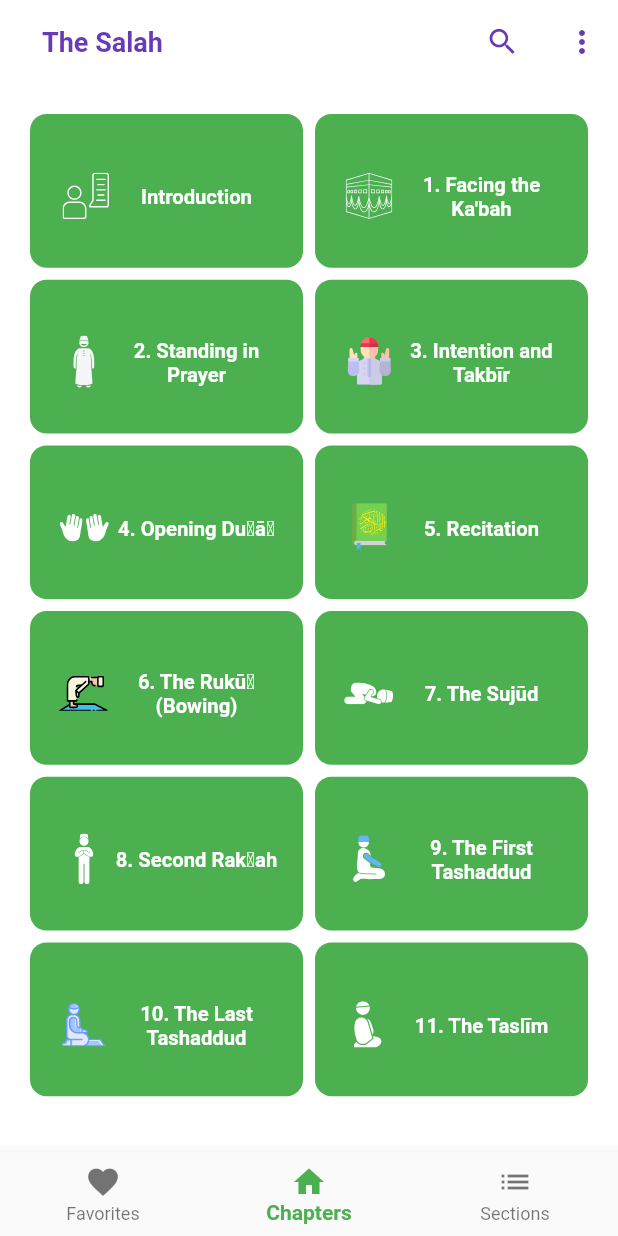
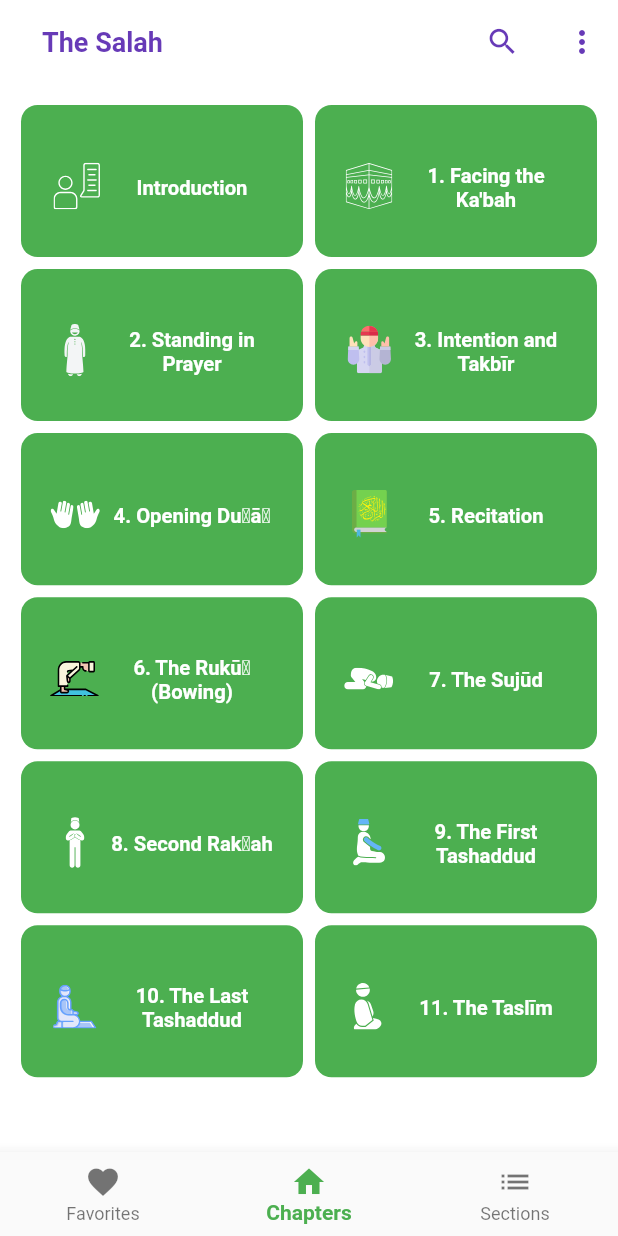
Before and after one commit to sheikhhanif/theprophetprayer, a Flutter app: the screen it shows after launch, on a phone screen of 412 x 824 dp. Run offline on Flutter 3.47's test engine with Material 2 defaults, Android fonts, the phone set to English and light mode, and no system bars; our stand-ins replace flutter_html, flutter_svg, share, shared_preferences; missing offline and left inert: simple_html_css; Roboto replaces fonts that are missing (Muli).

Commit message:
screen size

```diff
--- a/lib/screens/home/home_screen.dart
+++ b/lib/screens/home/home_screen.dart
@@ -2,11 +2,9 @@ import 'package:flutter/material.dart';
 import 'package:flutter_html/shims/dart_ui_real.dart';
 import 'package:theprophetprayer/model/data.dart';
 import 'package:theprophetprayer/screens/duaContent/duacontent_screen.dart';
-
 import 'package:theprophetprayer/widgets/appbarview.dart';
 import 'package:flutter_svg/flutter_svg.dart';
 import 'package:flutter/cupertino.dart';
-
 
 class HomeScreen extends StatefulWidget {
   const HomeScreen({Key? key}) : super(key: key);
@@ -16,7 +14,6 @@ class HomeScreen extends StatefulWidget {
 }
 
 class _HomeScreenState extends State<HomeScreen> {
-
   @override
   Widget build(BuildContext context) {
     return Scaffold(
@@ -24,95 +21,39 @@ class _HomeScreenState extends State<HomeScreen> {
       appBar: BuildAppBar(title: "The Salah",),
     );
   }
-
 }
 
 class HomeBody extends StatelessWidget {
   HomeBody({Key? key}) : super(key: key);
   @override
   Widget build(BuildContext context) {
-    var size = MediaQuery.of(context).size;
-    List<Color>myColor = [Colors.green,Colors.red, Colors.teal, Colors.orange, Colors.lightGreen, Colors.purple
-    ,Colors.indigo,Colors.brown, Colors.pink, Colors.deepOrange, Colors.purple.shade400, Colors.teal.shade400, ];
-
-    return Padding(
-      padding: const EdgeInsets.all(8.0),
-      child: Stack(
-          alignment: Alignment.topCenter,
-
-        children: [
-/*
-          Container(
-            color: Colors.teal,
-            height: size.height * .15,
-                    alignment: Alignment.topCenter,
-            child: SvgPicture.asset("assets/images/bg.svg",
-            alignment: Alignment.center,
-            ),
-          ),
-
-          Padding(
-            padding: const EdgeInsets.only(top: 8.0),
-            child: Container(
-              padding: EdgeInsets.all(5),
-              height: size.height * .12,
-              alignment: Alignment.topCenter,
-              decoration: BoxDecoration(
-                borderRadius: BorderRadius.circular(13),
-                shape: BoxShape.rectangle,
-                color: Color.alphaBlend(Colors.indigo, Colors.white)
-              ),
-              child: Center(
-                child: Text('“Pray as you have seen me praying.”\n(al–Bukhārī)',
-                textAlign: TextAlign.center,
-                  style: TextStyle(
-                  color: Colors.white,
-
-                  fontWeight: FontWeight.bold,
-                  fontSize: 14,
-                ),
-                ),
-              ),
-              ),
-          ),
-
-
-
- */
-          Padding(
-         //   padding: EdgeInsets.only(top: size.height * .14),
-            padding: EdgeInsets.all(8),
+    int count;
+    if (MediaQuery.of(context).orientation == Orientation.landscape){
+      count = 4;
+    } else{
+      count = 2;
+    }
+    return Container(
+      padding: EdgeInsets.all(10),
       child: GridView.builder(
         gridDelegate:
-              SliverGridDelegateWithFixedCrossAxisCount(crossAxisCount: 2, childAspectRatio: 1.72),
-
+        SliverGridDelegateWithFixedCrossAxisCount(crossAxisCount: 2,
+            childAspectRatio: MediaQuery.of(context).size.aspectRatio/0.279,
+        ),
         itemBuilder: (context, position) {
           return Card(
             color: Colors.green.shade500,
             shape: RoundedRectangleBorder(
               borderRadius: const BorderRadius.all(Radius.circular(11)),
             ),
-
             elevation: 0.0,
-                  child: Container(
-
-                  /*  decoration: BoxDecoration(
-                       //gradient: LinearGradient(
-                         // colors: [Colors.green.shade600,Colors.green.shade600],
-                        //),
-                      shape: BoxShape.rectangle,
-                      borderRadius: BorderRadius.circular(10),
-                      color: Colors.green
-                    ),  */
             child: ListTile(
               title: Center(
                 child: Row(
-                          mainAxisAlignment: MainAxisAlignment.spaceBetween,
+                  mainAxisAlignment: MainAxisAlignment.center,
                   children: [
                     Container(
-
                       child: SvgPicture.asset(
-
                         categoryData[position].image,
                         width: 40,
                         height: 40,
@@ -144,15 +85,10 @@ class HomeBody extends StatelessWidget {
                 );
               },
             ),
-                  ),
           );
         },
         itemCount: categoryData.length,
       ),
-          ),
-      ]
-      ),
     );
   }
-
 }
--- a/lib/widgets/appbarview.dart
+++ b/lib/widgets/appbarview.dart
@@ -90,7 +90,7 @@ class BuildAppBar extends StatelessWidget implements PreferredSizeWidget {
       child: Column(
         mainAxisSize: MainAxisSize.min,
         children: [
-          Text("The Prophet's Prayer", textAlign: TextAlign.center, style: TextStyle(
+          Text("The Salah", textAlign: TextAlign.center, style: TextStyle(
             fontSize: 20, fontWeight: FontWeight.bold, color: Colors.deepPurple,
           ),),
 
```
Lines whose indentation alone changed are shown as unchanged.
